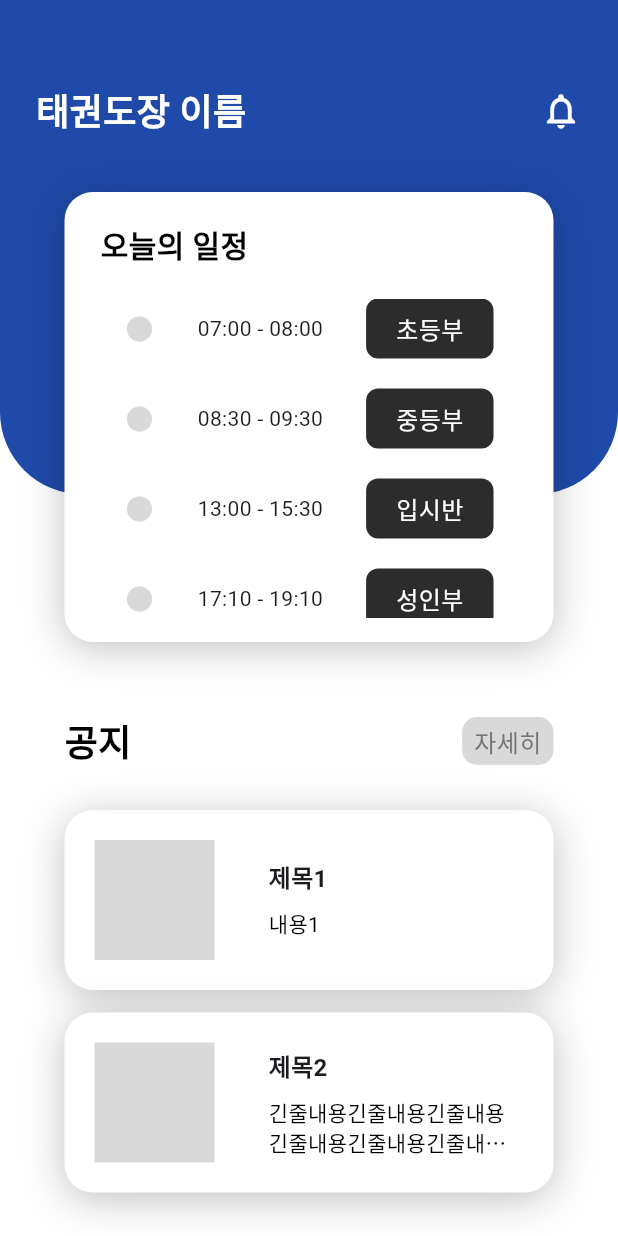
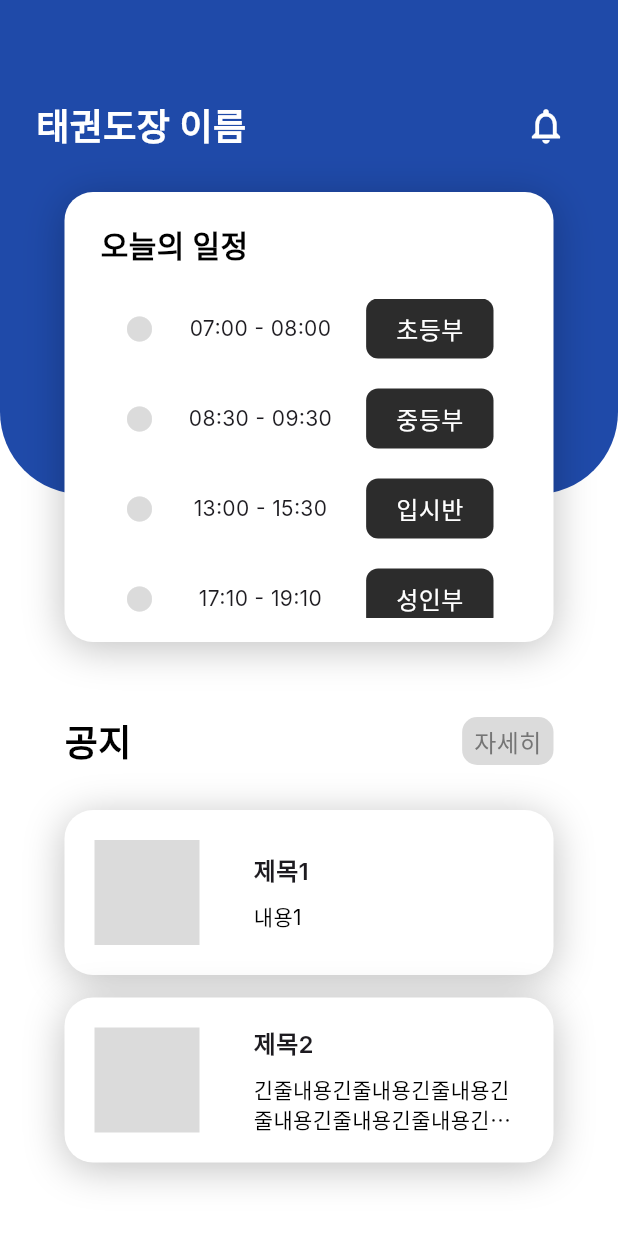
Before and after one commit to Taekwondo1906/taekwon, a Flutter app: the HomeScreen screen opened directly, on a phone screen of 412 x 824 dp. Run offline on Flutter 3.47's test engine with Material 3 defaults, Android fonts, the phone set to English and light mode, and no system bars; our stand-ins replace google_fonts.

Commit message:
✨ 알림 화면 추가 및 폰트 적용

```diff
--- a/lib/decoration/color_palette.dart
+++ b/lib/decoration/color_palette.dart
@@ -3,6 +3,7 @@ import 'package:flutter/material.dart';
 const Color tabColor = Color(0xFFFF0000);
 const Color labelColor = Color(0xFF2C2C2C);
 const Color shadowColor = Color(0x3F000000);
-const Color iconColor = Color(0xFFD9D9D9);
+const Color iconColor = Color(0xFF4A4A4A);
 const Color detailColor = Color(0xFF757575);
+const Color boxColor = Color(0xFFDBDBDB);
 const Color mainColor = Color(0xFF1F4AA9);
--- a/lib/home/home_screen.dart
+++ b/lib/home/home_screen.dart
@@ -3,8 +3,9 @@ import 'package:flutter/material.dart';
 // 색상 팔레트
 import 'package:taekwon/decoration/color_palette.dart';
 // 위젯
-import 'package:taekwon/home/home_widgets/home_announcement.dart';  // 공지사항
+import 'package:taekwon/home/home_widgets/home_announcement.dart'; // 공지사항
 import 'package:taekwon/home/home_widgets/home_today_schedule.dart';  // 오늘 일정
+import 'package:taekwon/notification/notification_screen.dart'; // 알림
 
 class HomeScreen extends StatefulWidget {
   const HomeScreen({super.key});
@@ -22,9 +23,7 @@ class _HomeScreenState extends State<HomeScreen> {
     return Scaffold(
       body: Stack(
         children: [
-          Container(
-            color: Colors.white,
-          ),
+          Container(color: Colors.white),
           Container(
             height: screenHeight * 0.4,
             decoration: const BoxDecoration(
@@ -39,6 +38,8 @@ class _HomeScreenState extends State<HomeScreen> {
             top: 60,
             left: 24,
             right: 24,
+            child: Material(
+              color: Colors.transparent,
               child: Row(
                 mainAxisAlignment: MainAxisAlignment.spaceBetween,
                 children: [
@@ -52,13 +53,24 @@ class _HomeScreenState extends State<HomeScreen> {
                       height: 0.92,
                     ),
                   ),
-                Icon(
+                  IconButton(
+                    icon: const Icon(
                       Icons.notifications_outlined,
                       color: Colors.white,
                       size: 28,
                     ),
+                    onPressed: () {
+                      Navigator.push(
+                        context,
+                        MaterialPageRoute(builder: (context) => const NotificationScreen())
+                      );
+                    },
+                    splashRadius: 24,
+                  ),
                 ],
-            ),),
+              ),
+            ),
+          ),
           Positioned.fill(
             top: 120,
             left: 35,
@@ -68,11 +80,9 @@ class _HomeScreenState extends State<HomeScreen> {
               child: Column(
                 children: [
                   HomeTodaySchedule(),
-                  SizedBox(
-                    height: 50,
-                  ),
-                  HomeAnnouncement()
-                ]
+                  SizedBox(height: 50),
+                  HomeAnnouncement(),
+                ],
               ),
             ),
           ),
--- a/lib/home/home_widgets/home_announcement.dart
+++ b/lib/home/home_widgets/home_announcement.dart
@@ -28,7 +28,7 @@ class _HomeAnnouncementState extends State<HomeAnnouncement> {
             ),
             Container(
               decoration: BoxDecoration(
-                color: iconColor,
+                color: boxColor,
                 borderRadius: BorderRadius.all(Radius.circular(10))
               ),
               child: Padding(
@@ -85,10 +85,10 @@ class _HomeAnnouncementState extends State<HomeAnnouncement> {
             Padding(
               padding: const EdgeInsets.all(20.0),
               child: Container(
-                width: 80,
-                height: 80,
+                width: 70,
+                height: 70,
                 decoration: BoxDecoration(
-                  color: img == null || img.isEmpty ? iconColor : null,
+                  color: img == null || img.isEmpty ? boxColor : null,
                   image: img != null && img.isNotEmpty
                       ? DecorationImage(image: NetworkImage(img), fit: BoxFit.cover)
                       : null,
--- a/lib/home/home_widgets/home_today_schedule.dart
+++ b/lib/home/home_widgets/home_today_schedule.dart
@@ -70,7 +70,7 @@ class _HomeTodayScheduleState extends State<HomeTodaySchedule> {
       child: Row(
         mainAxisAlignment: MainAxisAlignment.spaceBetween,
         children: [
-          Icon(Icons.circle, color: iconColor, size: 20),
+          Icon(Icons.circle, color: boxColor, size: 20),
           Text(time),
           Container(
             decoration: BoxDecoration(
--- a/pubspec.yaml
+++ b/pubspec.yaml
@@ -30,6 +30,7 @@ environment:
 dependencies:
   flutter:
     sdk: flutter
+  google_fonts: ^6.2.1
 
   # The following adds the Cupertino Icons font to your application.
   # Use with the CupertinoIcons class for iOS style icons.
```
Also changed, not shown: lib/main.dart (+9 -1 lines), lib/notification/notification_screen.dart (added, +155 -0 lines), pubspec.lock, 1 other file. Lines whose indentation alone changed are shown as unchanged.
